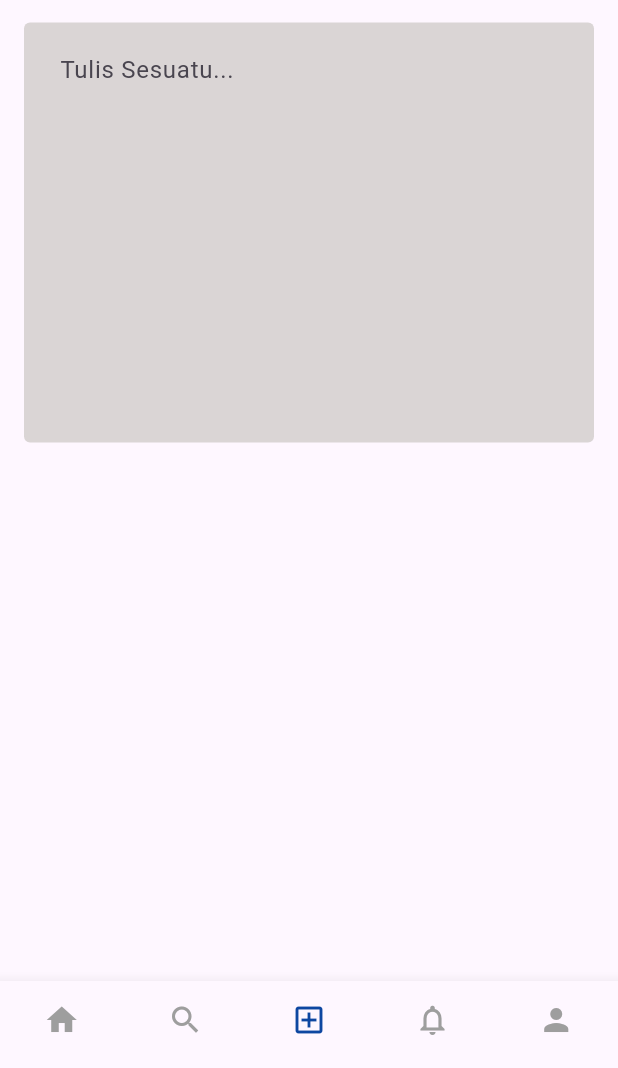
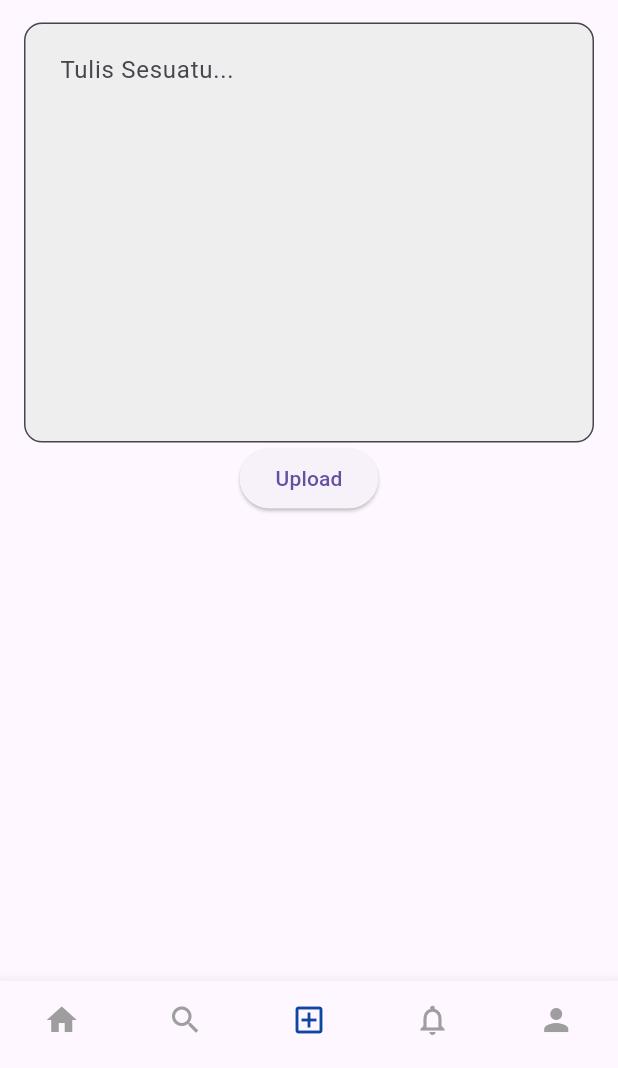
Before and after one commit to Arnold231110087/TugasFrontEndMobile, a Flutter app: the MainNavigation screen opened by its route, item 3 of the bottom bar chosen, on a phone screen of 412 x 824 dp, the part 168-1236 px from its top. Run offline on Flutter 3.47's test engine with Material 3 defaults, Android fonts, the phone set to English and light mode, and no system bars.

Commit message:
Membersihkan warning pada program

```diff
--- a/lib/account_page.dart
+++ b/lib/account_page.dart
@@ -1,9 +1,12 @@
+// ignore_for_file: library_private_types_in_public_api
+
 import 'package:flutter/material.dart';
 import 'sales_page.dart';
 import 'post_page.dart';
 import 'account_settings.dart';
 
 class AccountPage extends StatefulWidget {
+  const AccountPage({super.key});
   @override
   _AccountPageState createState() => _AccountPageState();
 }
--- a/lib/account_settings.dart
+++ b/lib/account_settings.dart
@@ -1,6 +1,7 @@
 import 'package:flutter/material.dart';
 
 class AccountSettings extends StatelessWidget {
+  const AccountSettings({super.key});
   @override
   Widget build(BuildContext context) {
     return Scaffold(
--- a/lib/forgot_password_page.dart
+++ b/lib/forgot_password_page.dart
@@ -1,6 +1,8 @@
 import 'package:flutter/material.dart';
 
 class ForgotPasswordPage extends StatelessWidget {
+  ForgotPasswordPage({super.key});
+
   final TextEditingController usernameController = TextEditingController();
   final TextEditingController emailController = TextEditingController();
 
@@ -101,12 +103,14 @@ class ForgotPasswordPage extends StatelessWidget {
     return Container(
       margin: const EdgeInsets.only(bottom: 16),
       decoration: BoxDecoration(
+        // ignore: deprecated_member_use
         color: Colors.white.withOpacity(0.1),
         border: Border.all(color: Colors.white),
         borderRadius: BorderRadius.circular(12),
       ),
       child: TextField(
         controller: controller,
+        cursorColor: Colors.white,
         style: TextStyle(color: Colors.white),
         decoration: InputDecoration(
           prefixIcon: Icon(icon, color: Colors.white),
--- a/lib/home_page.dart
+++ b/lib/home_page.dart
@@ -1,6 +1,7 @@
 import 'package:flutter/material.dart';
 
 class HomePage extends StatelessWidget {
+  HomePage({super.key});
   final Color primaryColor = Color(0xFF1E3A8A);
 
   @override
@@ -238,9 +239,9 @@ class HomePage extends StatelessWidget {
           if (logos.isNotEmpty)
             Padding(
               padding: const EdgeInsets.only(top: 10),
-              child: Wrap(
+              child: Row(
                 spacing: 10,
-                children: logos.map((logo) => Image.asset(logo, width: 50)).toList(),
+                children: logos.map((logo) => Image.asset(logo, width: 70)).toList(),
               ),
             ),
           SizedBox(height: 8),
--- a/lib/login_page.dart
+++ b/lib/login_page.dart
@@ -1,6 +1,7 @@
 import 'package:flutter/material.dart';
 
 class LoginPage extends StatelessWidget {
+  LoginPage({super.key});
   final TextEditingController emailController = TextEditingController();
   final TextEditingController passwordController = TextEditingController();
 
@@ -93,7 +94,7 @@ class LoginPage extends StatelessWidget {
                           (!email.endsWith('.com') && !email.endsWith('.ac.id'))) {
                         ScaffoldMessenger.of(context).showSnackBar(
                           SnackBar(
-                            content: Text("Email harus valid dan diakhiri dengan .com atau .ac.id"),
+                            content: Text("Email harus valid"),
                             backgroundColor: Colors.red,
                           ),
                         );
@@ -156,6 +157,7 @@ class LoginPage extends StatelessWidget {
     return Container(
       margin: const EdgeInsets.only(bottom: 16),
       decoration: BoxDecoration(
+        // ignore: deprecated_member_use
         color: Colors.white.withOpacity(0.1),
         border: Border.all(color: Colors.white),
         borderRadius: BorderRadius.circular(12),
@@ -163,6 +165,7 @@ class LoginPage extends StatelessWidget {
       child: TextField(
         controller: controller,
         obscureText: obscureText,
+        cursorColor: Colors.white,
         style: TextStyle(color: Colors.white),
         decoration: InputDecoration(
           prefixIcon: Icon(icon, color: Colors.white),
--- a/lib/main.dart
+++ b/lib/main.dart
@@ -11,6 +11,7 @@ import 'account_page.dart';
 void main() => runApp(MyApp());
 
 class MyApp extends StatelessWidget {
+  const MyApp({super.key});
   @override
   Widget build(BuildContext context) {
     return MaterialApp(
@@ -28,6 +29,7 @@ class MyApp extends StatelessWidget {
 }
 
 class MainNavigation extends StatefulWidget {
+  const MainNavigation({super.key});
   @override
   State<MainNavigation> createState() => _MainNavigationState();
 }
--- a/lib/notification_page.dart
+++ b/lib/notification_page.dart
@@ -1,6 +1,7 @@
 import 'package:flutter/material.dart';
 
 class NotificationPage extends StatelessWidget {
+  NotificationPage({super.key});
   final Color primaryColor = Color(0xFF1E3A8A);
 
   @override
--- a/lib/post_page.dart
+++ b/lib/post_page.dart
@@ -1,6 +1,9 @@
 import 'package:flutter/material.dart';
 
 class PostPage extends StatelessWidget {
+  const PostPage({super.key});
+
+
   @override
   Widget build(BuildContext context) {
     return Container(
--- a/lib/register_page.dart
+++ b/lib/register_page.dart
@@ -5,6 +5,8 @@ class RegisterPage extends StatelessWidget {
   final TextEditingController emailController = TextEditingController();
   final TextEditingController passwordController = TextEditingController();
   final TextEditingController confirmPasswordController = TextEditingController();
+
+  RegisterPage({super.key});
 
   @override
   Widget build(BuildContext context) {
@@ -124,6 +126,7 @@ class RegisterPage extends StatelessWidget {
     return Container(
       margin: const EdgeInsets.only(bottom: 16),
       decoration: BoxDecoration(
+        // ignore: deprecated_member_use
         color: Colors.white.withOpacity(0.1),
         border: Border.all(color: Colors.white),
         borderRadius: BorderRadius.circular(12),
@@ -131,6 +134,7 @@ class RegisterPage extends StatelessWidget {
       child: TextField(
         controller: controller,
         obscureText: obscureText,
+        cursorColor: Colors.white,
         style: TextStyle(color: Colors.white),
         decoration: InputDecoration(
           prefixIcon: Icon(icon, color: Colors.white),
--- a/lib/sales_page.dart
+++ b/lib/sales_page.dart
@@ -1,6 +1,8 @@
 import 'package:flutter/material.dart';
 
 class SalesPage extends StatelessWidget {
+  const SalesPage({super.key});
+
   @override
   Widget build(BuildContext context) {
     return Container(
--- a/lib/search_page.dart
+++ b/lib/search_page.dart
@@ -2,6 +2,8 @@ import 'package:flutter/material.dart';
 
 class SearchPage extends StatelessWidget {
   final Color primaryColor = Color(0xFF1E3A8A);
+
+  SearchPage({super.key});
 
   @override
   Widget build(BuildContext context) {
--- a/lib/upload_page.dart
+++ b/lib/upload_page.dart
@@ -1,6 +1,7 @@
 import 'package:flutter/material.dart';
 
 class UploadPage extends StatelessWidget {
+  UploadPage({super.key});
   final Color primaryColor = Color(0xFF1E3A8A);
 
   @override
@@ -8,41 +9,46 @@ class UploadPage extends StatelessWidget {
     return Scaffold(
       appBar: AppBar(
         backgroundColor: primaryColor,
-        title: Text("Unggahan Baru",style: TextStyle(color: Colors.white,fontWeight: FontWeight.bold),),
-        leading: IconButton(onPressed: (){Navigator.pop(context);}, icon: Icon(Icons.arrow_back),),
+
+        title: Text(
+          "Unggahan Baru",
+          style: TextStyle(color: Colors.white, fontWeight: FontWeight.bold),
         ),
-      body:Padding(
+      ),
+      body: Padding(
         padding: EdgeInsets.all(16),
         child: Column(
           children: [
             Row(
               children: [
-                CircleAvatar(backgroundImage: AssetImage("images/profile1.png"),),
-                SizedBox(width: 30,),
-                Text("Valerio Liuz Kienata",style: TextStyle(fontWeight: FontWeight.bold,fontSize: 20),)
+                CircleAvatar(
+                  backgroundImage: AssetImage("images/profile1.png"),
+                ),
+                SizedBox(width: 30),
+                Text(
+                  "Valerio Liuz Kienata",
+                  style: TextStyle(fontWeight: FontWeight.bold, fontSize: 20),
+                ),
               ],
             ),
-            SizedBox(height: 15,),
-            Expanded(
-              child: TextField(
+            SizedBox(height: 15),
+            TextField(
               maxLines: 10,
               decoration: InputDecoration(
                 hintText: "Tulis Sesuatu...",
                 filled: true,
-                  fillColor: const Color.fromARGB(255, 218, 213, 213),
+                fillColor: Colors.grey.shade200,
                 contentPadding: EdgeInsets.all(20),
-                  border:OutlineInputBorder(
-                    borderSide: BorderSide(
-                      width: 0,
-                      style: BorderStyle.none
-                    )
-                  )
+                border: OutlineInputBorder(
+                  borderSide: BorderSide(width: 0, style: BorderStyle.solid),
+                  borderRadius: BorderRadius.circular(12),
                 ),
-              ))
+              ),
+            ),
+            ElevatedButton(onPressed: () {}, child: Text("Upload")),
           ],
         ),
       ),
-
     );
   }
 }
```
Also changed, not shown: 1 other file. Lines whose indentation alone changed are shown as unchanged.
